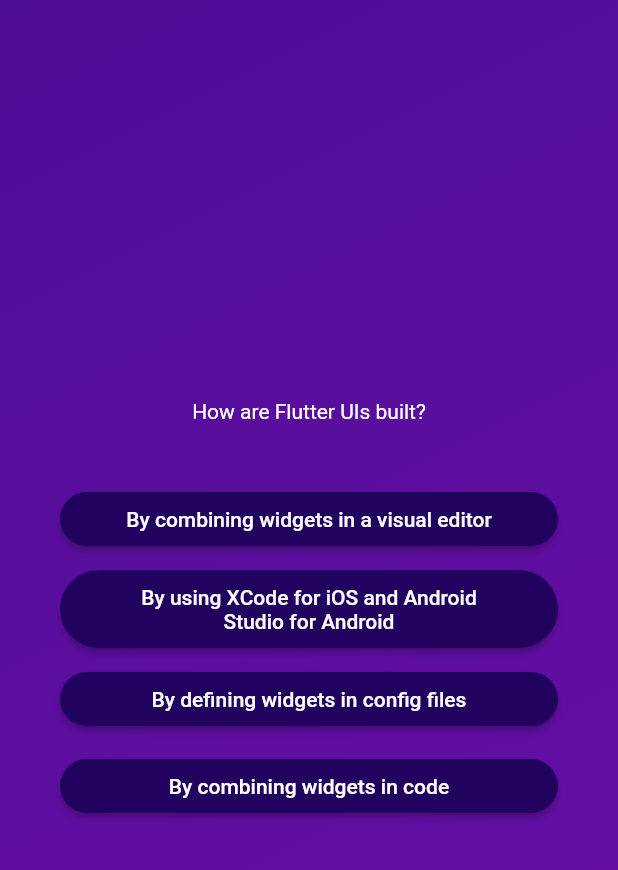
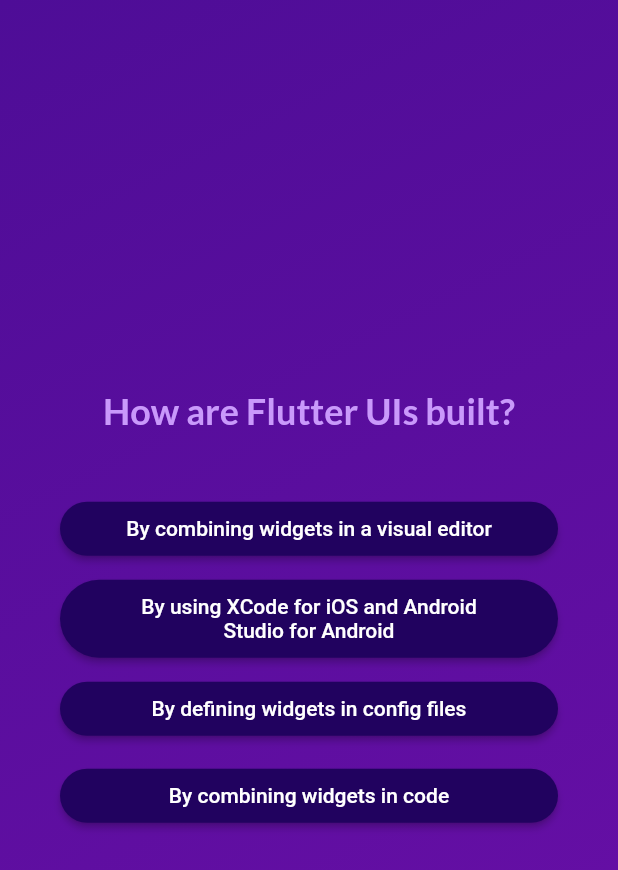
Before and after one commit to Demetre-Panjakidze/Udemy-second-project, a Flutter app: the screen it shows after launch, after a tap on "Start Quiz", after a tap on "Components", on a phone screen of 412 x 824 dp. Shown: the top 870 px of the screen. Run offline on Flutter 3.47's test engine with Material 2 defaults, Android fonts, the phone set to English and light mode, and no system bars; our stand-ins replace google_fonts.

Commit message:
before results screen

```diff
--- a/lib/questions_screen.dart
+++ b/lib/questions_screen.dart
@@ -1,9 +1,12 @@
 import 'package:flutter/material.dart';
 import 'package:second_app/answer_button.dart';
 import 'package:second_app/data/questions.dart';
+import 'package:google_fonts/google_fonts.dart';
 
 class QuestionsScreen extends StatefulWidget {
-  const QuestionsScreen({super.key});
+  const QuestionsScreen({super.key, required this.onSelectAnswer});
+
+  final void Function(String answer) onSelectAnswer;
 
   @override
   State<QuestionsScreen> createState() => _QuestionsScreenState();
@@ -12,7 +15,8 @@ class QuestionsScreen extends StatefulWidget {
 class _QuestionsScreenState extends State<QuestionsScreen> {
   var currentQuestionIndex = 0;
 
-  void answerQuestion() {
+  void answerQuestion(String selectedAnswer) {
+    widget.onSelectAnswer(selectedAnswer);
     setState(() {
       currentQuestionIndex++;
     });
@@ -34,8 +38,10 @@ class _QuestionsScreenState extends State<QuestionsScreen> {
               padding: const EdgeInsets.only(bottom: 40),
               child: Text(
                 currentQuestion.text,
-                style: const TextStyle(
-                  color: Colors.white,
+                style: GoogleFonts.lato(
+                  color: const Color.fromARGB(255, 201, 153, 251),
+                  fontSize: 24,
+                  fontWeight: FontWeight.bold,
                 ),
                 textAlign: TextAlign.center,
               ),
@@ -44,7 +50,9 @@ class _QuestionsScreenState extends State<QuestionsScreen> {
               (answer) {
                 return AnswerButton(
                   answer: answer,
-                  onTap: answerQuestion,
+                  onTap: () {
+                    answerQuestion(answer);
+                  },
                 );
               },
             ),
--- a/lib/quiz.dart
+++ b/lib/quiz.dart
@@ -1,4 +1,5 @@
 import 'package:flutter/material.dart';
+import 'package:second_app/data/questions.dart';
 import 'package:second_app/questions_screen.dart';
 import 'package:second_app/start_screen.dart';
 
@@ -11,6 +12,7 @@ class Quiz extends StatefulWidget {
 
 class _QuizState extends State<Quiz> {
   var activeScreen = 'start-screen';
+  List<String> selectedAnswers = [];
 
   void switchScreen() {
     setState(() {
@@ -18,11 +20,24 @@ class _QuizState extends State<Quiz> {
     });
   }
 
+  void chooseAnswer(String answer) {
+    selectedAnswers.add(answer);
+
+    if (selectedAnswers.length == questions.length) {
+      setState(() {
+        activeScreen = 'start-screen';
+        selectedAnswers = [];
+      });
+    }
+  }
+
   @override
   Widget build(BuildContext context) {
     final screenWidget = activeScreen == 'start-screen'
         ? StartScreen(switchScreen)
-        : const QuestionsScreen();
+        : QuestionsScreen(
+            onSelectAnswer: chooseAnswer,
+          );
 
     return MaterialApp(
       home: Scaffold(
--- a/lib/start_screen.dart
+++ b/lib/start_screen.dart
@@ -1,4 +1,5 @@
 import 'package:flutter/material.dart';
+import 'package:google_fonts/google_fonts.dart';
 
 class StartScreen extends StatelessWidget {
   final void Function() startQuiz;
@@ -16,12 +17,12 @@ class StartScreen extends StatelessWidget {
             width: 250,
             color: const Color.fromARGB(150, 255, 255, 255),
           ),
-          const Padding(
-            padding: EdgeInsets.only(top: 50, bottom: 35),
+          Padding(
+            padding: const EdgeInsets.only(top: 50, bottom: 35),
             child: Text(
               'Learn Flutter the fun way!',
-              style: TextStyle(
-                color: Color.fromARGB(255, 223, 220, 220),
+              style: GoogleFonts.lato(
+                color: const Color.fromARGB(255, 223, 220, 220),
                 fontSize: 25,
               ),
             ),
```
